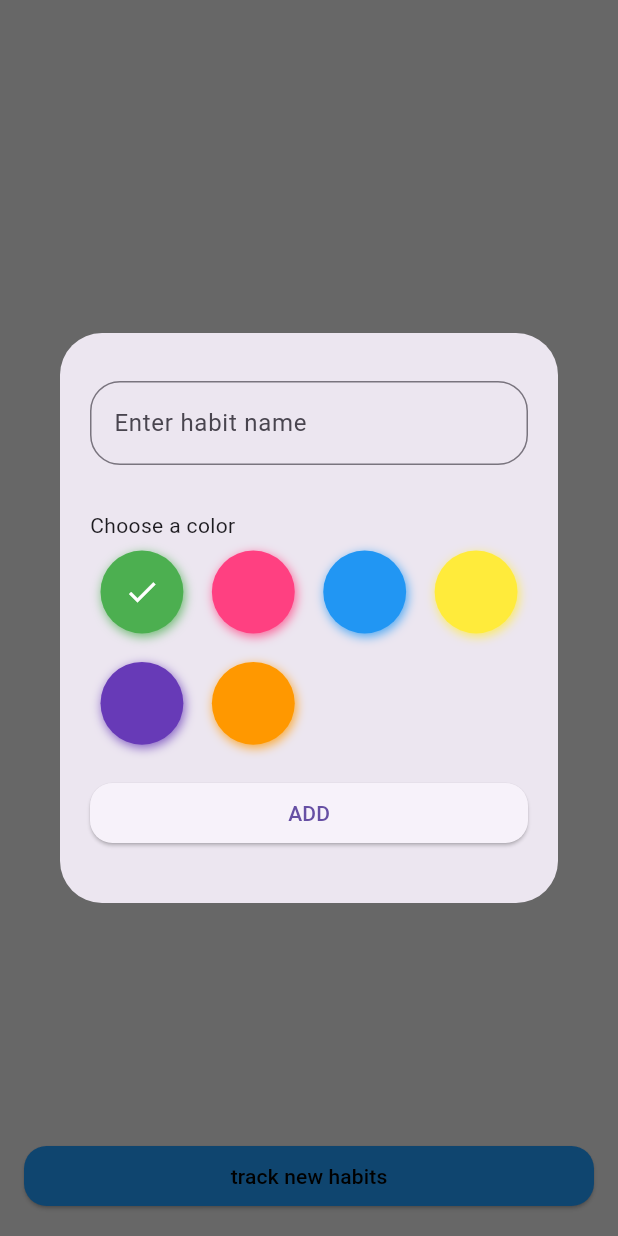
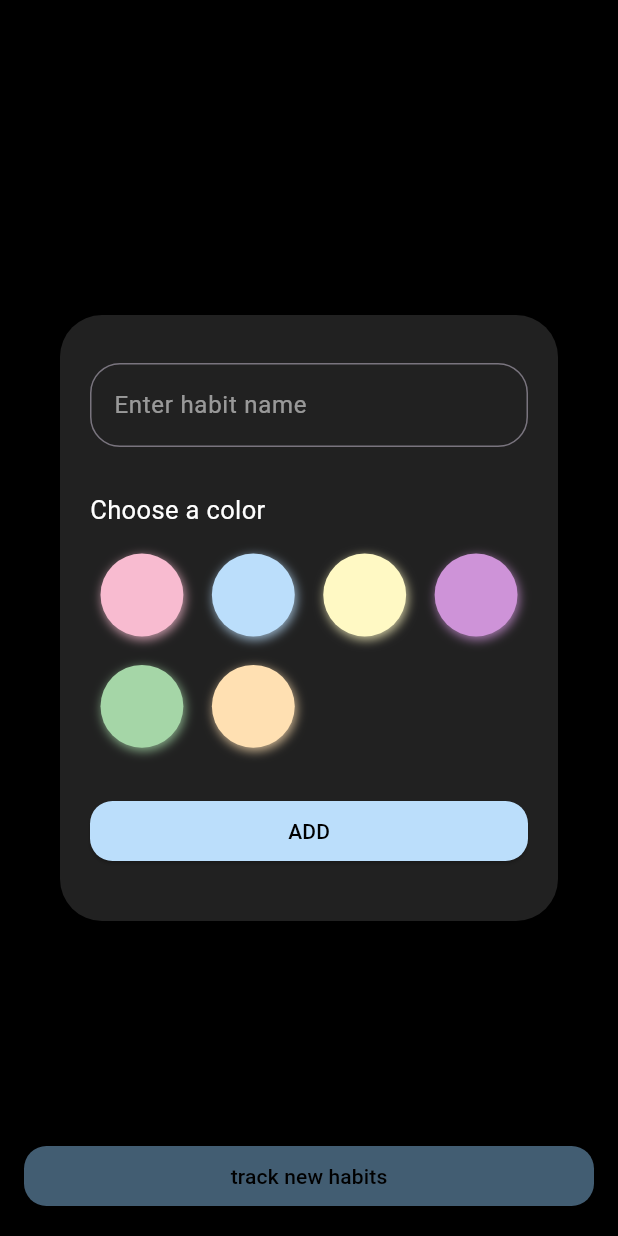
Before and after one commit to jydv402/ZenUnni, a Flutter app: the Habit screen opened by its route, after a tap on "track new habits", on a phone screen of 412 x 824 dp. Run offline on Flutter 3.47's test engine with Material 3 defaults, Android fonts, the phone set to English and light mode, and no system bars; drawn by our look-alikes of flutter_colorpicker; our stand-ins replace cloud_firestore, firebase_auth, firebase_core, flutter_dotenv, flutter_heatmap_calendar, flutter_riverpod and 1 more; missing offline and left inert: langchain, langchain_google; accounts and stored records are empty.

Commit message:
more ui changes

```diff
--- a/lib/screens/habit.dart
+++ b/lib/screens/habit.dart
@@ -22,7 +22,7 @@ class _HabitState extends ConsumerState<Habit> {
     final habitsAsyncValue = ref.watch(habitProvider);
 
     return Scaffold(
-      backgroundColor: Colors.black12,
+      backgroundColor: Colors.black,
       body: SafeArea(
         child: habitsAsyncValue.when(
           data: (habits) => Column(
@@ -47,11 +47,10 @@ class _HabitState extends ConsumerState<Habit> {
   Widget addnewbutton() {
     return ElevatedButton(
         style: ElevatedButton.styleFrom(
-            backgroundColor: Colors.blue,
+            backgroundColor: Colors.blue.shade200,
             foregroundColor: Colors.black,
             shape: RoundedRectangleBorder(
                 borderRadius: BorderRadius.circular(15))),
-
         onPressed: () {
           showDialog(
               context: context,
@@ -62,20 +61,21 @@ class _HabitState extends ConsumerState<Habit> {
 
   Widget newHabitDialog(BuildContext context) {
     List<Color> colorOptions = [
-      Colors.green,
-      Colors.pinkAccent,
-      Colors.blue,
-      Colors.yellow,
-      Colors.deepPurple,
-      Colors.orange,
+      Colors.pink.shade100,
+      Colors.blue.shade100,
+      Colors.yellow.shade100,
+      Colors.purple.shade200,
+      Colors.green.shade200,
+      Colors.orange.shade100
     ];
 
     // Color selectedColor = Colors.green;
 
     return SimpleDialog(
+      backgroundColor: Colors.grey.shade900,
       children: [
         Padding(
-            padding: EdgeInsets.all(20),
+          padding: EdgeInsets.symmetric(vertical: 20, horizontal: 20),
           child: Column(
             crossAxisAlignment: CrossAxisAlignment.stretch,
             mainAxisSize: MainAxisSize.min,
@@ -84,13 +84,22 @@ class _HabitState extends ConsumerState<Habit> {
                   controller: habitNameController,
                   decoration: InputDecoration(
                       hintText: 'Enter habit name',
+                      hintStyle: TextStyle(color: Colors.white54),
+                      focusedBorder: OutlineInputBorder(
+                          borderSide: BorderSide(color: Colors.white),
+                          borderRadius: BorderRadius.circular(20)),
                       border: OutlineInputBorder(
+                          borderSide: BorderSide(color: Colors.white),
                           borderRadius: BorderRadius.circular(20)))),
               SizedBox(height: 30),
-                Text('Choose a color'),
+              Text(
+                'Choose a color',
+                style: TextStyle(color: Colors.white, fontSize: 17),
+              ),
+              SizedBox(height: 10),
               SizedBox(
                 height:
-                      150, //sizebox to get rid of the preset padding of block picker
+                    160, //sizebox to get rid of the preset padding of block picker
                 // Todo:update this
                 child: BlockPicker(
                     pickerColor: selectedColor,
@@ -105,21 +114,28 @@ class _HabitState extends ConsumerState<Habit> {
                     if (habitNameController.text.isNotEmpty) {
                       final newHabit = HabitModel(
                         habitName: habitNameController.text,
-                          color: selectedColor.value.toRadixString(16),
+                        color: selectedColor.value
+                            .toRadixString(16)
+                            .padLeft(8, '0'),
                         createdAt: DateTime.now(),
                         completedDates: {},
                       );
-
                       await ref.read(habitAddProvider(newHabit).future);
                       habitNameController.clear();
+                    } else {
+                      ScaffoldMessenger.of(context).showSnackBar(
+                          SnackBar(content: Text('Enter habit name')));
                     }
                   },
                   style: ElevatedButton.styleFrom(
+                      foregroundColor: Colors.black,
+                      backgroundColor: Colors.blue.shade100,
                       shape: RoundedRectangleBorder(
                           borderRadius: BorderRadius.circular(15))),
                   child: Text('ADD'))
             ],
-            ))
+          ),
+        )
       ],
     );
   }
@@ -129,22 +145,26 @@ class _HabitState extends ConsumerState<Habit> {
       itemCount: habits.length,
       itemBuilder: (BuildContext context, int index) {
         final habit = habits[index];
+        Color habitColor = getColorFromHex(habit.color);
         return Padding(
           padding: const EdgeInsets.all(6.0),
           child: Container(
               decoration: BoxDecoration(
-                  color: const Color.fromARGB(255, 49, 49, 49),
-                  borderRadius: BorderRadius.circular(10),
+                  color: Colors.grey.shade900,
+                  borderRadius: BorderRadius.circular(16),
                   border: Border.all(width: 1, color: Colors.black12)),
               child: Column(
                 children: [
-                  Padding(
-                    padding: const EdgeInsets.all(8.0),
-                    child: Row(
+                  Row(
                     mainAxisAlignment: MainAxisAlignment.spaceBetween,
                     children: [
-                        Text(habit.habitName,
-                        style: TextStyle(fontSize: 20,color: Colors.white),),
+                      Padding(
+                        padding: const EdgeInsets.only(left: 15, right: 5),
+                        child: Text(
+                          habit.habitName,
+                          style: TextStyle(fontSize: 22, color: habitColor),
+                        ),
+                      ),
                       IconButton(
                         onPressed: () async {
                           final today = DateTime.now();
@@ -184,12 +204,11 @@ class _HabitState extends ConsumerState<Habit> {
                                     DateTime.now().year,
                                     DateTime.now().month,
                                     DateTime.now().day)]!
-                              ? Icons.check_circle
-                              : Icons.check),
-                          color: Colors.white,
+                            ? Icons.check
+                            : Icons.check_box_outline_blank_rounded),
+                        color: habitColor,
                       )
                     ],
-                    ),
                   ),
                   Padding(
                     padding: const EdgeInsets.all(8.0),
@@ -221,20 +240,22 @@ class _HabitState extends ConsumerState<Habit> {
       return HeatMap(
         datasets: datasets,
         endDate: DateTime.now(),
-        startDate: DateTime.now().subtract(const Duration(days: 128)),
+        startDate: DateTime.now().subtract(const Duration(days: 135)),
         colorMode: ColorMode.color,
-        size: 14,
+        size: 13,
         showColorTip: false,
         showText: false,
         scrollable: true,
         textColor: Colors.white,
-        defaultColor: const Color.fromARGB(255, 75, 75, 75),
-        colorsets: {
-          1: habitColor.withAlpha(255),
+        // defaultColor: habitColor.withAlpha(10),
+        defaultColor: Colors.grey.shade800,
+        colorsets: {1: habitColor},
+        onClick: (value) {
+          ScaffoldMessenger.of(context)
+              .showSnackBar(SnackBar(content: Text(value.toString())));
         },
       );
     } catch (e) {
-      print("Error rendering HeatMap: $e");
       return const SizedBox();
     }
   }
--- a/lib/screens/todo.dart
+++ b/lib/screens/todo.dart
@@ -290,7 +290,7 @@ class _TodoState extends ConsumerState<Todo> {
             Expanded(
               child: Consumer(
                 builder: (context, ref, child) {
-                  final tasksAsync = ref.watch(taskProvider);
+                  final tasksAsync = ref.watch(taskProvider);//Todo: change variable name for consistency
 
                   return tasksAsync.when(
                     data: (tasks) {
```
Lines whose indentation alone changed are shown as unchanged.
